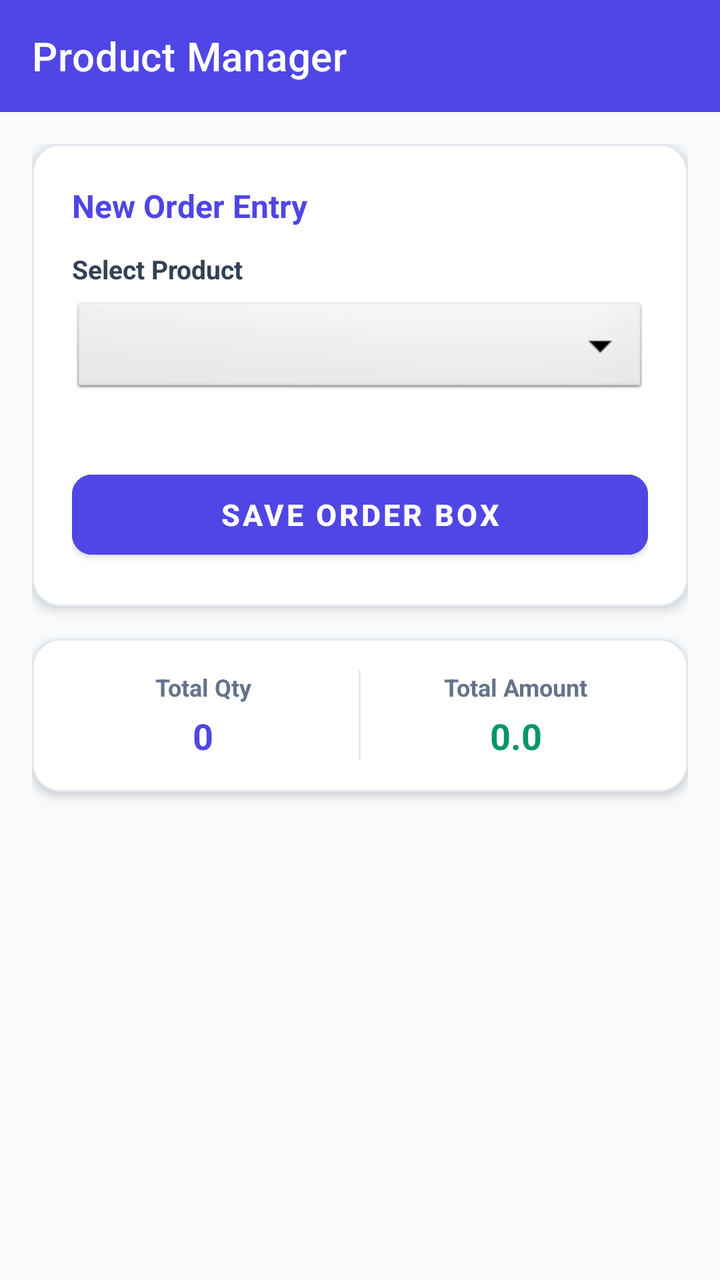
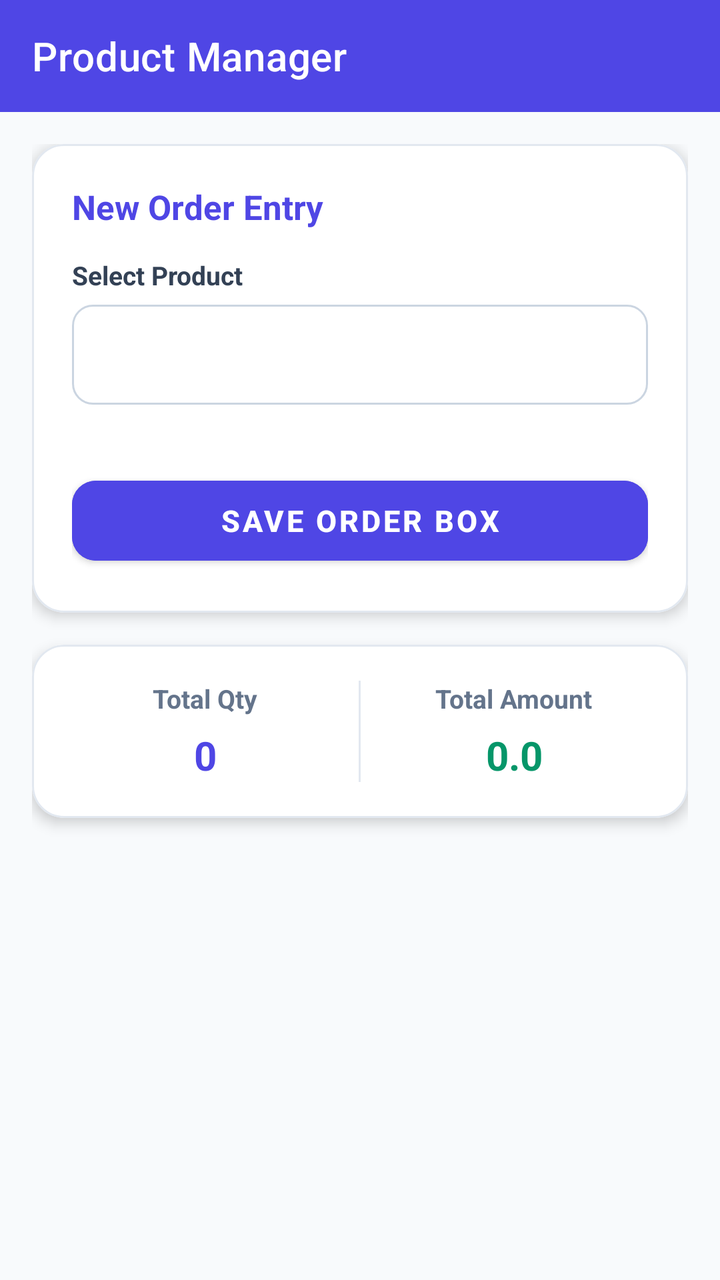

The first picture is an Android layout as it rendered before a commit; the second is the same layout after the commit. The layout source and the unified diff follow.
<!-- AndroidManifest.xml: application theme Theme.MaterialComponents.DayNight.NoActionBar -->
<!-- res/layout/activity_main.xml -->
<?xml version="1.0" encoding="utf-8"?>
<LinearLayout xmlns:android="http://schemas.android.com/apk/res/android"
    xmlns:app="http://schemas.android.com/apk/res-auto"
    android:layout_width="match_parent"
    android:layout_height="match_parent"
    android:orientation="vertical"
    android:background="#F8FAFC">

    
    <androidx.appcompat.widget.Toolbar
        android:id="@+id/toolbar"
        android:layout_width="match_parent"
        android:layout_height="?attr/actionBarSize"
        android:background="#4F46E5"
        android:theme="@style/ThemeOverlay.AppCompat.Dark.ActionBar"
        app:title="Product Manager"
        app:titleTextColor="#FFFFFF" />

    <ScrollView
        android:layout_width="match_parent"
        android:layout_height="match_parent"
        android:padding="16dp"
        android:clipToPadding="false">

        <LinearLayout
            android:layout_width="match_parent"
            android:layout_height="wrap_content"
            android:orientation="vertical">

            
            <com.google.android.material.card.MaterialCardView
                android:layout_width="match_parent"
                android:layout_height="wrap_content"
                android:layout_marginBottom="16dp"
                app:cardCornerRadius="14dp"
                app:cardElevation="3dp"
                app:strokeWidth="1dp"
                app:strokeColor="#E2E8F0">

                <LinearLayout
                    android:id="@+id/layoutHome"
                    android:layout_width="match_parent"
                    android:layout_height="wrap_content"
                    android:orientation="vertical"
                    android:padding="20dp">

                    <TextView
                        android:layout_width="wrap_content"
                        android:layout_height="wrap_content"
                        android:text="New Order Entry"
                        android:textSize="16sp"
                        android:textStyle="bold"
                        android:textColor="#4F46E5"
                        android:layout_marginBottom="12dp"/>

                    <TextView 
                        android:layout_width="wrap_content"
                        android:layout_height="wrap_content"
                        android:text="Select Product" 
                        android:textSize="13sp"
                        android:textStyle="bold" 
                        android:textColor="#334155"
                        android:layout_marginBottom="6dp"/>
                    <Spinner
                        android:id="@+id/spinnerHomeProduct"
                        android:layout_width="match_parent"
                        android:layout_height="50dp"
                        android:background="@android:drawable/btn_dropdown"
                        android:layout_marginBottom="16dp"/>

                    <LinearLayout
                        android:id="@+id/layoutOrderInputs"
                        android:layout_width="match_parent"
                        android:layout_height="wrap_content"
                        android:orientation="vertical"
                        android:layout_marginBottom="16dp"/>

                    <Button
                        android:id="@+id/btnSaveOrder"
                        android:layout_width="match_parent"
                        android:layout_height="52dp"
                        android:text="Save Order Box"
                        android:textSize="15sp"
                        android:textStyle="bold"
                        android:backgroundTint="#4F46E5"
                        android:textColor="#FFFFFF"
                        app:cornerRadius="10dp"/>

                </LinearLayout>
            </com.google.android.material.card.MaterialCardView>

            
            <com.google.android.material.card.MaterialCardView
                android:layout_width="match_parent"
                android:layout_height="wrap_content"
                android:layout_marginBottom="16dp"
                app:cardCornerRadius="14dp"
                app:cardElevation="3dp"
                app:strokeWidth="1dp"
                app:strokeColor="#E2E8F0">

                <LinearLayout
                    android:layout_width="match_parent"
                    android:layout_height="wrap_content"
                    android:orientation="horizontal"
                    android:padding="16dp"
                    android:weightSum="2">

                    <LinearLayout
                        android:layout_width="0dp"
                        android:layout_height="wrap_content"
                        android:layout_weight="1"
                        android:orientation="vertical"
                        android:gravity="center">

                        <TextView
                            android:layout_width="wrap_content"
                            android:layout_height="wrap_content"
                            android:text="Total Qty"
                            android:textSize="12sp"
                            android:textColor="#64748B"
                            android:textStyle="bold"/>

                        <TextView
                            android:id="@+id/tvSummaryTotalQty"
                            android:layout_width="wrap_content"
                            android:layout_height="wrap_content"
                            android:text="0"
                            android:textSize="18sp"
                            android:textColor="#4F46E5"
                            android:textStyle="bold"
                            android:layout_marginTop="4dp"/>
                    </LinearLayout>

                    <View
                        android:layout_width="1dp"
                        android:layout_height="match_parent"
                        android:background="#E2E8F0"
                        android:layout_marginHorizontal="8dp"/>

                    <LinearLayout
                        android:layout_width="0dp"
                        android:layout_height="wrap_content"
                        android:layout_weight="1"
                        android:orientation="vertical"
                        android:gravity="center">

                        <TextView
                            android:layout_width="wrap_content"
                            android:layout_height="wrap_content"
                            android:text="Total Amount"
                            android:textSize="12sp"
                            android:textColor="#64748B"
                            android:textStyle="bold"/>

                        <TextView
                            android:id="@+id/tvSummaryTotalAmount"
                            android:layout_width="wrap_content"
                            android:layout_height="wrap_content"
                            android:text="0.0"
                            android:textSize="18sp"
                            android:textColor="#059669"
                            android:textStyle="bold"
                            android:layout_marginTop="4dp"/>
                    </LinearLayout>

                </LinearLayout>
            </com.google.android.material.card.MaterialCardView>

            
            <LinearLayout
                android:id="@+id/layoutSavedBoxes"
                android:layout_width="match_parent"
                android:layout_height="wrap_content"
                android:orientation="vertical"/>

        </LinearLayout>
    </ScrollView>
</LinearLayout>
<!-- resources referenced by this layout -->
<resources>

</resources>

<!-- the commit's change to res/layout/activity_main.xml (unified diff, before → after) -->
@@ -32,8 +32,8 @@
                 android:layout_width="match_parent"
                 android:layout_height="wrap_content"
                 android:layout_marginBottom="16dp"
-                app:cardCornerRadius="14dp"
-                app:cardElevation="3dp"
+                app:cardCornerRadius="16dp"
+                app:cardElevation="4dp"
                 app:strokeWidth="1dp"
                 app:strokeColor="#E2E8F0">
 
@@ -48,10 +48,10 @@
                         android:layout_width="wrap_content"
                         android:layout_height="wrap_content"
                         android:text="New Order Entry"
-                        android:textSize="16sp"
+                        android:textSize="17sp"
                         android:textStyle="bold"
                         android:textColor="#4F46E5"
-                        android:layout_marginBottom="12dp"/>
+                        android:layout_marginBottom="14dp"/>
 
                     <TextView 
                         android:layout_width="wrap_content"
@@ -65,7 +65,8 @@
                         android:id="@+id/spinnerHomeProduct"
                         android:layout_width="match_parent"
                         android:layout_height="50dp"
-                        android:background="@android:drawable/btn_dropdown"
+                        android:background="@drawable/bg_rounded_edittext"
+                        android:paddingHorizontal="12dp"
                         android:layout_marginBottom="16dp"/>
 
                     <LinearLayout
@@ -84,7 +85,7 @@
                         android:textStyle="bold"
                         android:backgroundTint="#4F46E5"
                         android:textColor="#FFFFFF"
-                        app:cornerRadius="10dp"/>
+                        app:cornerRadius="12dp"/>
 
                 </LinearLayout>
             </com.google.android.material.card.MaterialCardView>
@@ -94,8 +95,8 @@
                 android:layout_width="match_parent"
                 android:layout_height="wrap_content"
                 android:layout_marginBottom="16dp"
-                app:cardCornerRadius="14dp"
-                app:cardElevation="3dp"
+                app:cardCornerRadius="16dp"
+                app:cardElevation="4dp"
                 app:strokeWidth="1dp"
                 app:strokeColor="#E2E8F0">
 
@@ -103,7 +104,7 @@
                     android:layout_width="match_parent"
                     android:layout_height="wrap_content"
                     android:orientation="horizontal"
-                    android:padding="16dp"
+                    android:padding="18dp"
                     android:weightSum="2">
 
                     <LinearLayout
@@ -117,7 +118,7 @@
                             android:layout_width="wrap_content"
                             android:layout_height="wrap_content"
                             android:text="Total Qty"
-                            android:textSize="12sp"
+                            android:textSize="13sp"
                             android:textColor="#64748B"
                             android:textStyle="bold"/>
 
@@ -126,10 +127,10 @@
                             android:layout_width="wrap_content"
                             android:layout_height="wrap_content"
                             android:text="0"
-                            android:textSize="18sp"
+                            android:textSize="20sp"
                             android:textColor="#4F46E5"
                             android:textStyle="bold"
-                            android:layout_marginTop="4dp"/>
+                            android:layout_marginTop="6dp"/>
                     </LinearLayout>
 
                     <View
@@ -149,7 +150,7 @@
                             android:layout_width="wrap_content"
                             android:layout_height="wrap_content"
                             android:text="Total Amount"
-                            android:textSize="12sp"
+                            android:textSize="13sp"
                             android:textColor="#64748B"
                             android:textStyle="bold"/>
 
@@ -158,10 +159,10 @@
                             android:layout_width="wrap_content"
                             android:layout_height="wrap_content"
                             android:text="0.0"
-                            android:textSize="18sp"
+                            android:textSize="20sp"
                             android:textColor="#059669"
                             android:textStyle="bold"
-                            android:layout_marginTop="4dp"/>
+                            android:layout_marginTop="6dp"/>
                     </LinearLayout>
 
                 </LinearLayout>
<!-- resource entries referenced after the edit -->
@@ -1,5 +1,12 @@
 <!-- resources referenced by this layout -->
 <resources>
-
+  <!-- drawable bg_rounded_edittext (drawable) -->
+  <?xml version="1.0" encoding="utf-8"?>
+  <shape xmlns:android="http://schemas.android.com/apk/res/android"
+      android:shape="rectangle">
+      <solid android:color="#FFFFFF"/>
+      <corners android:radius="10dp"/>
+      <stroke android:width="1dp" android:color="#CBD5E1"/>
+  </shape>
 </resources>
 
